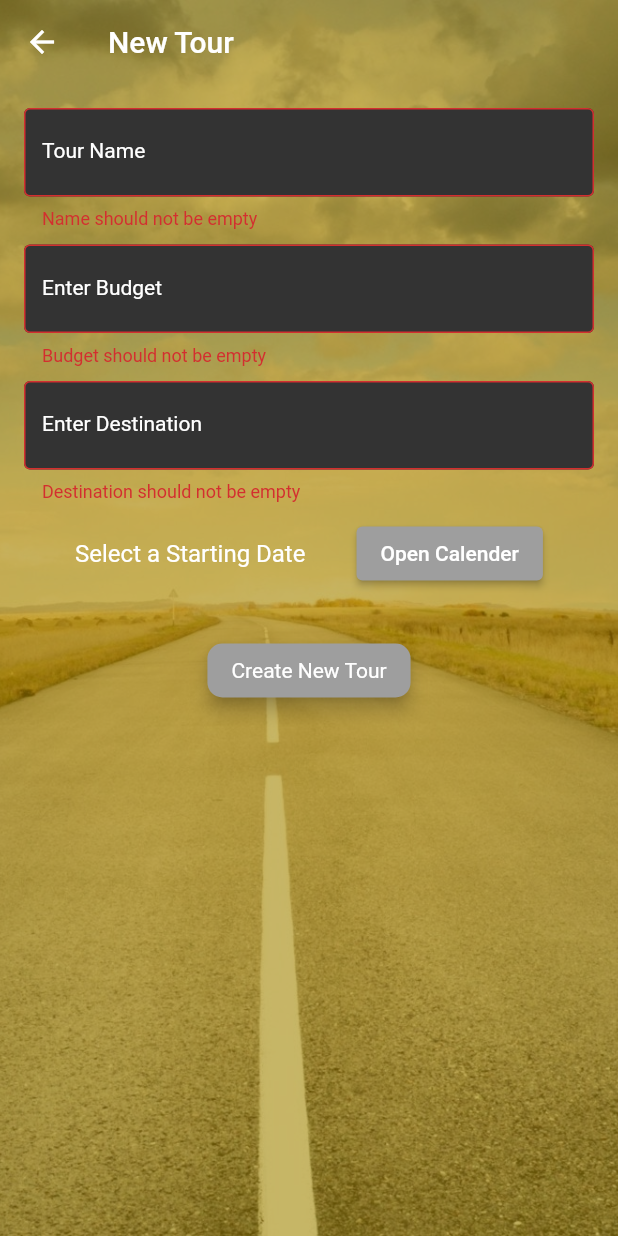
After one commit to Ibrahim-K98han/flutter_tour_mate, a Flutter app: the NewTourPage screen opened by its route, after a tap on "Create New Tour", on a phone screen of 412 x 824 dp. The commit adds this screen. Run offline on Flutter 3.47's test engine with Material 2 defaults, Android fonts, the phone set to English and light mode, and no system bars; our stand-ins replace cloud_firestore, firebase_auth, firebase_core; accounts and stored records are empty.

Commit message:
new tour added

```diff
--- a/lib/main.dart
+++ b/lib/main.dart
@@ -3,6 +3,7 @@ import 'package:flutter/material.dart';
 import 'package:flutter_tour_mate/pages/home_page.dart';
 import 'package:flutter_tour_mate/pages/launcher_page.dart';
 import 'package:flutter_tour_mate/pages/login_page.dart';
+import 'package:flutter_tour_mate/pages/new_tour_page.dart';
 
 void main() async{
   WidgetsFlutterBinding.ensureInitialized();
@@ -29,6 +30,7 @@ class MyApp extends StatelessWidget {
         LauncherPage.routeName : (context) => LauncherPage(),
         LoginPage.routeName : (context) => LoginPage(),
         HomePage.routeName : (context) => HomePage(),
+        NewTourPage.routeName : (context) => NewTourPage(),
       },
     );
   }
--- a/lib/pages/home_page.dart
+++ b/lib/pages/home_page.dart
@@ -1,5 +1,8 @@
 import 'package:cloud_firestore/cloud_firestore.dart';
 import 'package:flutter/material.dart';
+import 'package:flutter_tour_mate/models/toure_model.dart';
+import 'package:flutter_tour_mate/pages/new_tour_page.dart';
+import 'package:flutter_tour_mate/widgets/tour_item.dart';
 
 import '../colors/colors.dart';
 import '../db/db_firestore_helper.dart';
@@ -29,9 +32,12 @@ class _HomePageState extends State<HomePage> {
           ),
           StreamBuilder(
             stream: DBFirestoreHelper.getAllTours(),
-            builder: (context, AsyncSnapshot<QuerySnapshot>snapshot){
+            builder: (context, AsyncSnapshot<dynamic>snapshot){
               if(snapshot.hasData){
-                return ListView.builder(itemBuilder: null);
+                return ListView.builder(itemBuilder: (context, index)=>
+                    TourItem(TourModel.fromMap(snapshot.data.docs[index].data())),
+                  itemCount: snapshot.data.docs.length,
+                );
               }
               if(snapshot.hasError){
                 return Center(child: Text('Failed to fetch data'),);
@@ -41,6 +47,10 @@ class _HomePageState extends State<HomePage> {
           ),
         ],
       ),
+      floatingActionButton: FloatingActionButton(
+        child: Icon(Icons.add),
+        onPressed: ()=>Navigator.pushNamed(context, NewTourPage.routeName),
+      ),
     );
   }
 }
--- /dev/null
+++ b/lib/pages/new_tour_page.dart
@@ -0,0 +1,167 @@
+import 'package:flutter/material.dart';
+import 'package:flutter_tour_mate/colors/colors.dart';
+import 'package:flutter_tour_mate/db/db_firestore_helper.dart';
+import 'package:flutter_tour_mate/models/toure_model.dart';
+import 'package:intl/intl.dart';
+
+import '../style/text_styles.dart';
+
+class NewTourPage extends StatefulWidget {
+  static final routeName = '/new_tour';
+
+  @override
+  State<NewTourPage> createState() => _NewTourPageState();
+}
+
+class _NewTourPageState extends State<NewTourPage> {
+  final _formKey = GlobalKey<FormState>();
+  TourModel tourModel = TourModel();
+  DateTime? selectedDate;
+
+  _openCalender() {
+    showDatePicker(context: context,
+        initialDate: DateTime.now(),
+        firstDate: DateTime.now(),
+        lastDate: DateTime(2040)
+    ).then((dateTime){
+      tourModel.startDate = dateTime!.microsecondsSinceEpoch;
+      setState(() {
+        selectedDate = dateTime;
+      });
+    });
+  }
+  _save(){
+    if(_formKey.currentState!.validate()){
+      _formKey.currentState!.save();
+      if(tourModel.startDate == null)return;
+      DBFirestoreHelper.addTour(tourModel).then((_) => Navigator.pop(context));
+    }
+  }
+
+  @override
+  Widget build(BuildContext context) {
+    return Scaffold(
+      backgroundColor: backgroundColor,
+      extendBodyBehindAppBar: true,
+      appBar: AppBar(
+        title: Text('New Tour'),
+      ),
+      body: Stack(
+        children: [
+          Opacity(opacity: 0.4,
+            child: Image.asset(
+              'images/tourbackground2.jpg',
+              width: double.infinity,
+              height: double.infinity,
+              fit: BoxFit.cover,
+            ),
+          ),
+          Padding(
+            padding: EdgeInsets.all(16.0),
+            child: Form(
+              key: _formKey,
+              child: ListView(
+                children: [
+                  TextFormField(
+                    style: TextStyle(color: Colors.white),
+                    decoration: InputDecoration(
+                        labelText: 'Tour Name',
+                        labelStyle: textWhite14,
+                        filled: true,
+                        fillColor: rowItemColor,
+                        border: OutlineInputBorder()
+                    ),
+                    validator: (value) {
+                      if (value!.isEmpty) {
+                        return 'Name should not be empty';
+                      }
+                      if (value.length < 6) {
+                        return 'Name cannot be less than 6 characters';
+                      }
+                      return null;
+                    },
+                    onSaved: (value) {
+                      tourModel.tourName = value;
+                    },
+                  ),
+                  SizedBox(height: 10,),
+                  TextFormField(
+                    style: TextStyle(color: Colors.white),
+                    keyboardType: TextInputType.number,
+                    decoration: InputDecoration(
+                        labelText: 'Enter Budget',
+                        labelStyle: textWhite14,
+                        filled: true,
+                        fillColor: rowItemColor,
+                        border: OutlineInputBorder()
+                    ),
+                    validator: (value) {
+                      if (value!.isEmpty) {
+                        return 'Budget should not be empty';
+                      }
+                      if (double.parse(value) <= 0.0) {
+                        return 'Budget should be greater than zero';
+                      }
+                      return null;
+                    },
+                    onSaved: (value) {
+                      tourModel.budget = double.parse(value!);
+                    },
+                  ),
+                  SizedBox(height: 10,),
+                  TextFormField(
+                    style: TextStyle(color: Colors.white),
+                    decoration: InputDecoration(
+                        labelText: 'Enter Destination',
+                        labelStyle: textWhite14,
+                        filled: true,
+                        fillColor: rowItemColor,
+                        border: OutlineInputBorder()
+                    ),
+                    validator: (value) {
+                      if (value!.isEmpty) {
+                        return 'Destination should not be empty';
+                      }
+                      return null;
+                    },
+                    onSaved: (value) {
+                      tourModel.destination = value;
+                    },
+                  ),
+                  SizedBox(height: 10,),
+                  Row(
+                    mainAxisAlignment: MainAxisAlignment.spaceEvenly,
+                    children: [
+                      Text(selectedDate == null ?'Select a Starting Date':
+                      DateFormat('EEE MMM dd, yyyy').format(selectedDate!),style: textWhite16),
+                      ElevatedButton(
+                        child: Text('Open Calender', style: textWhite14,),
+                        onPressed: _openCalender,
+                        style: ElevatedButton.styleFrom(
+                          primary: Colors.grey, // Background color
+                        ),
+                      )
+                    ],
+                  ),
+                  SizedBox(height: 30,),
+                  Center(
+                    child: ElevatedButton(
+                      style: ElevatedButton.styleFrom(
+                        primary: Colors.grey,
+                        elevation: 5,
+                        textStyle: TextStyle(color: Colors.white),
+                        shape: RoundedRectangleBorder(borderRadius: BorderRadius.circular(10)),
+                      ),
+                      child: Text('Create New Tour'),
+                      onPressed: _save,
+                    ),
+                  )
+                ],
+              ),
+            ),
+          )
+        ],
+      ),
+    );
+  }
+}
--- /dev/null
+++ b/lib/widgets/tour_item.dart
@@ -0,0 +1,28 @@
+import 'package:flutter/material.dart';
+import 'package:flutter_tour_mate/colors/colors.dart';
+import 'package:flutter_tour_mate/models/toure_model.dart';
+import 'package:flutter_tour_mate/style/text_styles.dart';
+
+class TourItem extends StatefulWidget {
+  final TourModel tourModel;
+  const TourItem(this.tourModel);
+
+  @override
+  State<TourItem> createState() => _TourItemState();
+}
+
+class _TourItemState extends State<TourItem> {
+  @override
+  Widget build(BuildContext context) {
+    return Card(
+      margin: const EdgeInsets.symmetric(vertical: 7,horizontal: 10),
+      shape: RoundedRectangleBorder(borderRadius: BorderRadius.circular(10)),
+      color: rowItemColor,
+      elevation: 5,
+      child: ListTile(
+        title: Text('${widget.tourModel.tourName}',style: textHeadLineStyle,),
+        subtitle: Text('${widget.tourModel.destination}', style: texSubtHeadLineStyle,),
+      ),
+    );
+  }
+}
--- a/pubspec.yaml
+++ b/pubspec.yaml
@@ -39,6 +39,7 @@ dependencies:
   firebase_auth:
   firebase_core:
   cloud_firestore:
+  intl:
   animations:
 
 dev_dependencies:
```
Also changed, not shown: pubspec.lock.
